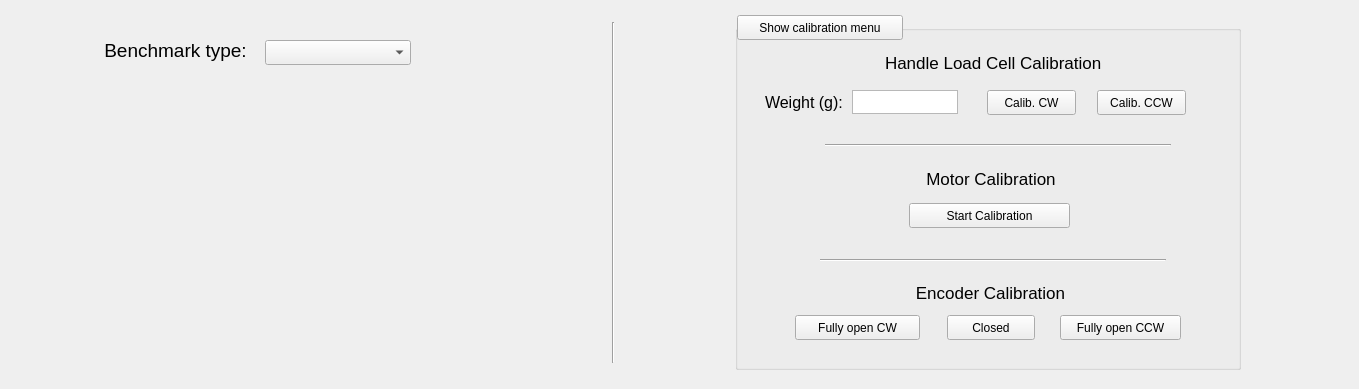
First picture: the form in gui/madrob_settings_gui/src/madrob_settings_gui/madrob_settings_gui.ui, repository madrob-beast/eurobench_benchmarking_software, before the edit.
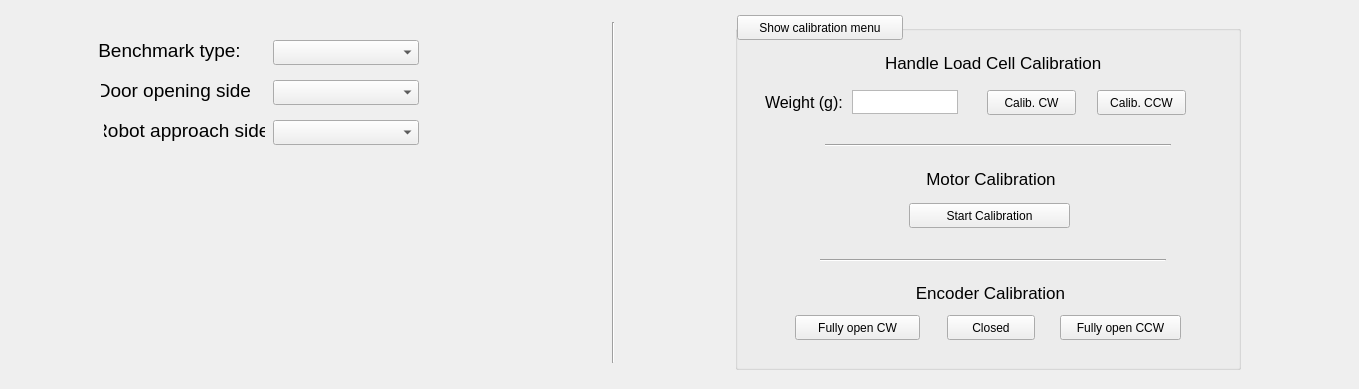
Second picture: the form after the edit.

Commit message: Add door opening side and robot approach side to testbed configuration

The edit to the form file:
```diff
--- a/gui/madrob_settings_gui/src/madrob_settings_gui/madrob_settings_gui.ui
+++ b/gui/madrob_settings_gui/src/madrob_settings_gui/madrob_settings_gui.ui
@@ -32,7 +32,7 @@
   <widget class="QLabel" name="benchmark_type_label">
    <property name="geometry">
     <rect>
-     <x>100</x>
+     <x>94</x>
      <y>35</y>
      <width>151</width>
      <height>31</height>
@@ -53,7 +53,7 @@
   <widget class="QComboBox" name="benchmark_type_combo">
    <property name="geometry">
     <rect>
-     <x>265</x>
+     <x>273</x>
      <y>40</y>
      <width>146</width>
      <height>25</height>
@@ -317,6 +317,68 @@
     </property>
    </widget>
   </widget>
+  <widget class="QLabel" name="door_opening_side_label">
+   <property name="geometry">
+    <rect>
+     <x>101</x>
+     <y>75</y>
+     <width>151</width>
+     <height>31</height>
+    </rect>
+   </property>
+   <property name="font">
+    <font>
+     <pointsize>14</pointsize>
+    </font>
+   </property>
+   <property name="text">
+    <string>Door opening side:</string>
+   </property>
+   <property name="alignment">
+    <set>Qt::AlignCenter</set>
+   </property>
+  </widget>
+  <widget class="QComboBox" name="door_opening_side_combo">
+   <property name="geometry">
+    <rect>
+     <x>273</x>
+     <y>80</y>
+     <width>146</width>
+     <height>25</height>
+    </rect>
+   </property>
+  </widget>
+  <widget class="QLabel" name="robot_approach_side_label">
+   <property name="geometry">
+    <rect>
+     <x>104</x>
+     <y>115</y>
+     <width>161</width>
+     <height>31</height>
+    </rect>
+   </property>
+   <property name="font">
+    <font>
+     <pointsize>14</pointsize>
+    </font>
+   </property>
+   <property name="text">
+    <string>Robot approach side:</string>
+   </property>
+   <property name="alignment">
+    <set>Qt::AlignCenter</set>
+   </property>
+  </widget>
+  <widget class="QComboBox" name="robot_approach_side_combo">
+   <property name="geometry">
+    <rect>
+     <x>273</x>
+     <y>120</y>
+     <width>146</width>
+     <height>25</height>
+    </rect>
+   </property>
+  </widget>
   <zorder>calib_groupbox</zorder>
   <zorder>line</zorder>
   <zorder>benchmark_type_label</zorder>
```
Left out of the diff: 4 changed lines with no effect on the pictures. The commit also changes 5 other files.
